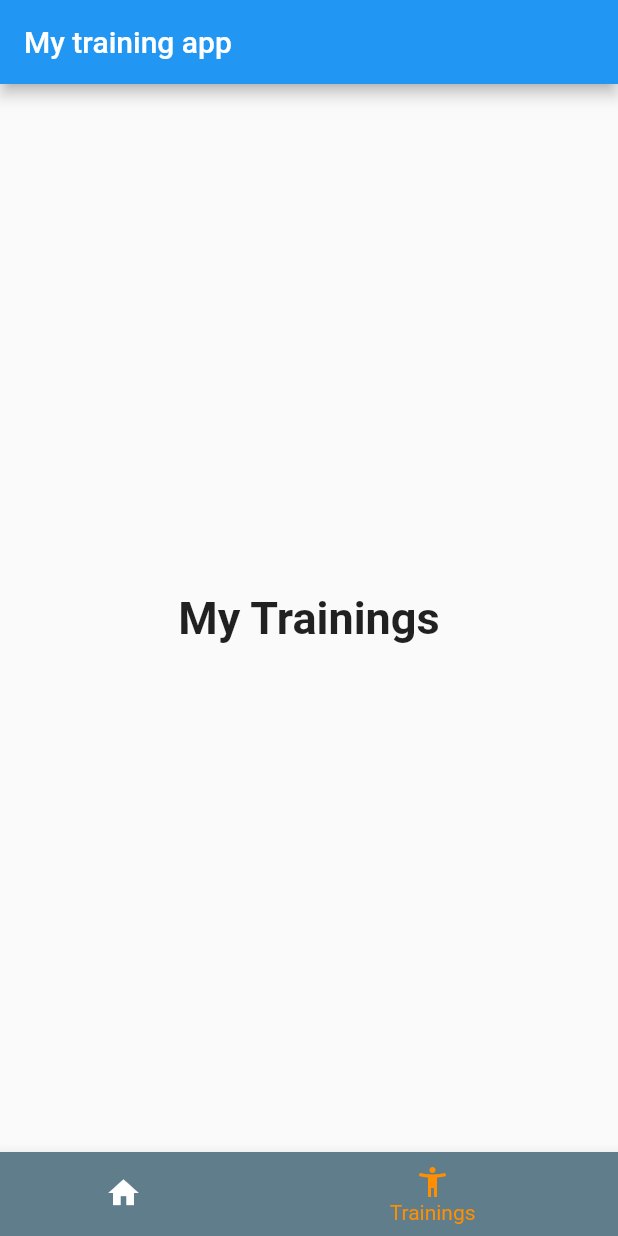
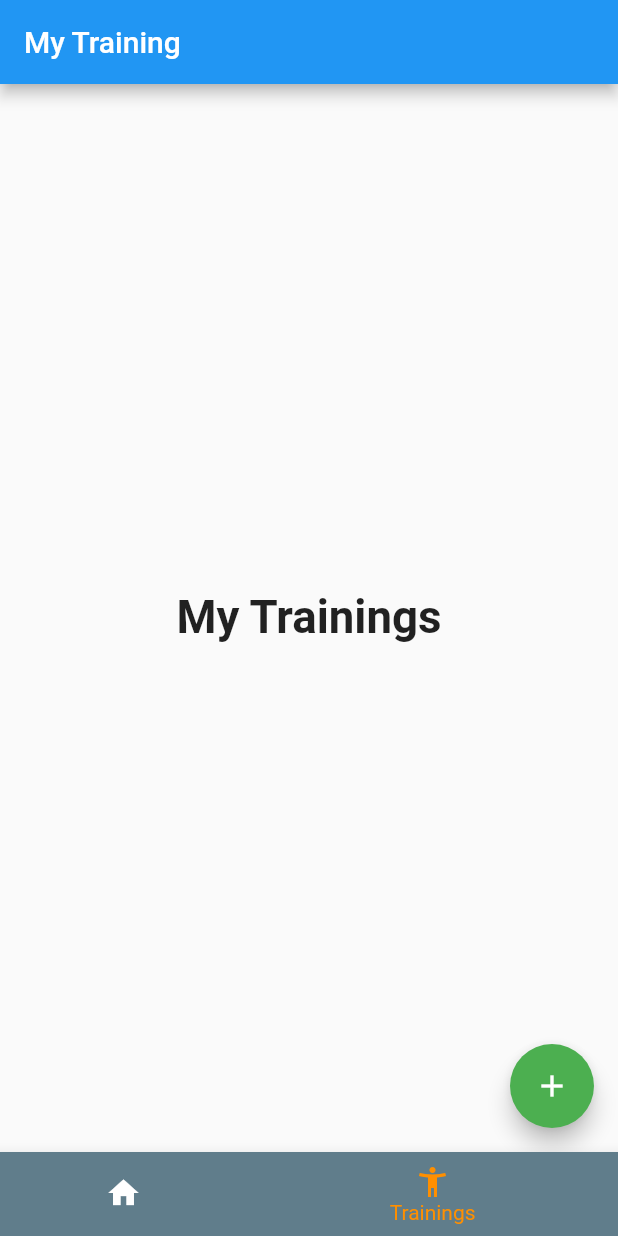
Before and after one commit to fertwo/my-training, a Flutter app: the screen it shows after launch, item 2 of the bottom bar chosen, on a phone screen of 412 x 824 dp. Run offline on Flutter 3.47's test engine with Material 2 defaults, Android fonts, the phone set to English and light mode, and no system bars; our stand-ins replace flutter_screenutil.

Commit message:
Agrego localizaciones y librerias basicas

```diff
--- /dev/null
+++ b/lib/l10n/app_localizations.dart
@@ -0,0 +1,74 @@
+// ignore_for_file: non_constant_identifier_names
+
+import 'dart:async';
+
+import 'package:flutter/foundation.dart';
+import 'package:flutter/widgets.dart';
+import 'package:flutter_localizations/flutter_localizations.dart';
+import 'package:intl/intl.dart' as intl;
+import 'package:mytraining/l10n/app_localizations_en.dart';
+import 'package:mytraining/l10n/app_localizations_es.dart';
+
+abstract class AppLocalizations {
+  AppLocalizations(String locale)
+      : localeName = intl.Intl.canonicalizedLocale(locale.toString());
+
+  final String localeName;
+
+  static AppLocalizations of(BuildContext context) {
+    return Localizations.of<AppLocalizations>(context, AppLocalizations)!;
+  }
+
+  static const LocalizationsDelegate<AppLocalizations> delegate =
+  _AppLocalizationsDelegate();
+
+  static const List<LocalizationsDelegate<dynamic>> localizationsDelegates =
+  <LocalizationsDelegate<dynamic>>[
+    delegate,
+    GlobalMaterialLocalizations.delegate,
+    GlobalCupertinoLocalizations.delegate,
+    GlobalWidgetsLocalizations.delegate,
+  ];
+
+  static const List<Locale> supportedLocales = <Locale>[
+    Locale('en'),
+    Locale('es')
+  ];
+
+  String get my_training_app_name;
+}
+
+class _AppLocalizationsDelegate
+    extends LocalizationsDelegate<AppLocalizations> {
+  const _AppLocalizationsDelegate();
+
+  @override
+  Future<AppLocalizations> load(Locale locale) {
+    return SynchronousFuture<AppLocalizations>(lookupAppLocalizations(locale));
+  }
+
+  @override
+  bool isSupported(Locale locale) => <String>[
+    'en',
+    'es'
+  ].contains(locale.languageCode);
+
+  @override
+  bool shouldReload(_AppLocalizationsDelegate old) => false;
+}
+
+AppLocalizations lookupAppLocalizations(Locale locale) {
+  // Lookup logic when only language code is specified.
+  switch (locale.languageCode) {
+    case 'en':
+      return AppLocalizationsEn();
+    case 'es':
+      return AppLocalizationsEs();
+  }
+
+  throw FlutterError(
+      'AppLocalizations.delegate failed to load unsupported locale "$locale". This is likely '
+          'an issue with the localizations generation tool. Please file an issue '
+          'on GitHub with a reproducible sample app and the gen-l10n configuration '
+          'that was used.');
+}
--- a/lib/main.dart
+++ b/lib/main.dart
@@ -1,8 +1,14 @@
 import 'package:flutter/material.dart';
+import 'package:flutter/services.dart';
+import 'package:flutter_localizations/flutter_localizations.dart';
+import 'package:flutter_screenutil/flutter_screenutil.dart';
+import 'package:mytraining/l10n/app_localizations.dart';
 import 'package:mytraining/src/main/home/home_page.dart';
 
 void main() {
   runApp(const MyTrainingApplication());
+  SystemChrome.setEnabledSystemUIMode(SystemUiMode.immersiveSticky);
+  SystemChrome.setPreferredOrientations([DeviceOrientation.portraitUp]);
 }
 
 class MyTrainingApplication extends StatelessWidget {
@@ -10,12 +16,24 @@ class MyTrainingApplication extends StatelessWidget {
 
   @override
   Widget build(BuildContext context) {
+    return ScreenUtilInit(
+        designSize: const Size(375, 812), //IphoneX resolution in pts
+        minTextAdapt: true,
+        builder: (context, child) {
           return MaterialApp(
             title: 'My training',
             theme: ThemeData(
               primarySwatch: Colors.blue,
             ),
+            localizationsDelegates: const [
+              AppLocalizations.delegate,
+              GlobalMaterialLocalizations.delegate,
+              GlobalWidgetsLocalizations.delegate,
+              GlobalCupertinoLocalizations.delegate,
+            ],
+            supportedLocales: const [Locale('en', ''), Locale('es', '')],
             home: const HomePage(),
           );
+        });
   }
 }
--- a/lib/src/main/home/home_page.dart
+++ b/lib/src/main/home/home_page.dart
@@ -1,4 +1,7 @@
 import 'package:flutter/material.dart';
+import 'package:flutter_screenutil/flutter_screenutil.dart';
+import 'package:mytraining/l10n/app_localizations.dart';
+import 'package:mytraining/src/main/trainings/trainings_page.dart';
 
 class HomePage extends StatefulWidget {
   const HomePage({Key? key}) : super(key: key);
@@ -9,16 +12,13 @@ class HomePage extends StatefulWidget {
 
 class _HomePageState extends State<HomePage> {
   int _selectedIndex = 0;
-  static const TextStyle optionStyle = TextStyle(fontSize: 30, fontWeight: FontWeight.bold);
-  static const List<Widget> _widgetOptions = <Widget>[
+  static TextStyle optionStyle = TextStyle(fontSize: 30.sp, fontWeight: FontWeight.bold);
+  static final List<Widget> _widgetOptions = <Widget>[
     Text(
       'Dashboard',
       style: optionStyle,
     ),
-    Text(
-      'My Trainings',
-      style: optionStyle,
-    )
+    const MyTrainingsPage()
   ];
 
   void _onItemTapped(int index) {
@@ -31,7 +31,7 @@ class _HomePageState extends State<HomePage> {
   Widget build(BuildContext context) {
     return Scaffold(
       appBar: AppBar(
-        title: const Text('My training app'),
+        title: Text(AppLocalizations.of(context).my_training_app_name),
       ),
       body: Center(
         child: _widgetOptions.elementAt(_selectedIndex),
--- /dev/null
+++ b/lib/src/main/trainings/trainings_page.dart
@@ -0,0 +1,35 @@
+import 'package:flutter/material.dart';
+import 'package:flutter_screenutil/flutter_screenutil.dart';
+import 'package:mytraining/src/main/trainings/new_training_page.dart';
+
+class MyTrainingsPage extends StatefulWidget {
+  const MyTrainingsPage({Key? key}) : super(key: key);
+
+  @override
+  State<MyTrainingsPage> createState() => _MyTrainingsPageState();
+}
+
+class _MyTrainingsPageState extends State<MyTrainingsPage> {
+  @override
+  Widget build(BuildContext context) {
+    return Scaffold(
+      floatingActionButton: FloatingActionButton(
+        onPressed: () {
+          Navigator.of(context).push(
+            MaterialPageRoute(
+              builder: (context) => const NewTrainingPage(),
+            ),
+          );
+        },
+        backgroundColor: Colors.green,
+        child: const Icon(Icons.add),
+      ),
+      body: Center(
+        child: Text(
+          'My Trainings',
+          style: TextStyle(fontSize: 30.sp, fontWeight: FontWeight.bold)
+        ),
+      ),
+    );
+  }
+}
```
Also changed, not shown: lib/l10n/app_localizations_en.dart (added, +10 -0 lines), lib/l10n/app_localizations_es.dart (added, +10 -0 lines), lib/src/main/trainings/new_training_page.dart (added, +23 -0 lines), pubspec.yaml (+6 -18 lines), pubspec.lock. Lines whose indentation alone changed are shown as unchanged.
